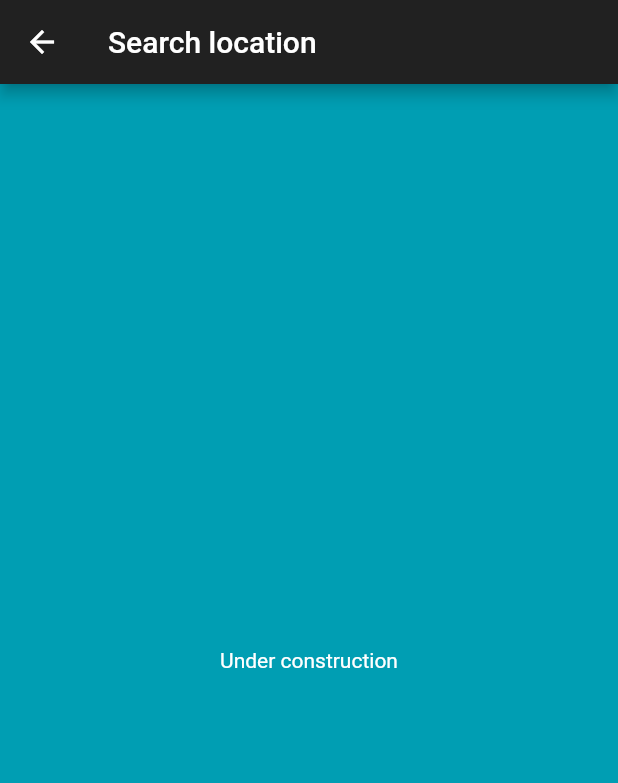
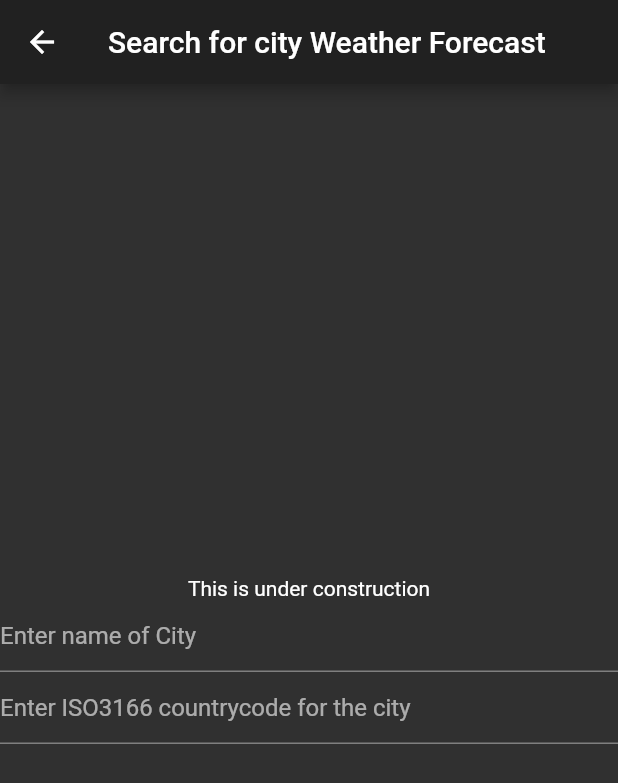
Before and after one commit to rakels13/FlutterWeather, a Flutter app: the screen it shows after launch, after a tap on the "search" icon, on a phone screen of 412 x 824 dp. Shown: the top 783 px of the screen. Run offline on Flutter 3.47's test engine with Material 2 defaults, Android fonts, the phone set to English and light mode, and no system bars; our stand-ins replace location; network calls fail.

Commit message:
Commenting, clean up and adding a base for the search page

```diff
--- a/weather_forecast/lib/helpers/GetForecast.dart
+++ b/weather_forecast/lib/helpers/GetForecast.dart
@@ -27,6 +27,7 @@ Future<ForecastInformation> getForecast() async {
   }
   else {
     // No permission - Here the user should be prompted to search for a location
+    // A call to searchLocation where we get user input
     uri = 'http://api.openweathermap.org/data/2.5/forecast?q=London,gb&appid=7a1fb19e16b5e885d8e1512b4ac571cd&units=metric';
   }
   final response = await http.get(Uri.parse(uri));
--- a/weather_forecast/lib/routes/SearchLocation.dart
+++ b/weather_forecast/lib/routes/SearchLocation.dart
@@ -1,18 +1,56 @@
 import 'package:flutter/material.dart';
 
-class SearchLocation extends StatelessWidget {
+class SearchLocation extends StatefulWidget {
   // TODO implement search for location
+  // Here there should be an option for entering a city name and perhaps a drop down list
+  // that represents ISO3166 country codes needed for the API call
 
   @override
+  State<StatefulWidget> createState() {
+    return new SearchLocationState();
+  }
+
+}
+
+class SearchLocationState extends State<SearchLocation> {
+
+  String cityName = '';
+  String countryCode = '';
+  @override
   Widget build(BuildContext context) {
-    return Scaffold(
-      appBar: AppBar(
-        title: Text('Search location'),
-      ),
-      backgroundColor: Color.fromRGBO(0, 158, 179, 1),
-      body: Center(
-        child:Text('Under construction')
-      ),
+    // TODO: implement the return of information
+    // and change the input for countrycodes
+    return new Scaffold(
+      appBar: new AppBar(title: new Text('Search for city Weather Forecast')),
+      body: new Container(
+        child: new Column(
+          mainAxisAlignment: MainAxisAlignment.center,
+          children: <Widget>[
+            new Text('This is under construction'),
+            new TextField(
+              decoration: InputDecoration(
+                hintText: 'Enter name of City'
+              ),
+              onChanged: (String city) {
+                setState(() {
+                  cityName = city;
+                });
+              },
+            ),
+            new TextField(
+              decoration: InputDecoration(
+                hintText: 'Enter ISO3166 countrycode for the city'
+              ),
+              onChanged: (String country) {
+                setState(() {
+                  countryCode = country;
+                });
+              },
+            ),
+          ],
+        ),
+        ),
     );
   }
+
 }
--- a/weather_forecast/lib/widgets/ForecastWeather.dart
+++ b/weather_forecast/lib/widgets/ForecastWeather.dart
@@ -82,7 +82,7 @@ class ForecastWeather extends StatelessWidget {
           future: getForecast(),
           builder: (context, snapshot) {
             if (snapshot.hasData) {
-              int inde = _getIndex((DateFormat('H').format(snapshot.data.forecastList.elementAt(0).date)).toString(), ind+1);
+              int inde = _getIndex((DateFormat('H').format(snapshot.data.forecastList.elementAt(0).date)).toString(), ind);
               i = inde;
               return Padding(
                 padding: const EdgeInsets.only(left: 30, right: 20),
```
